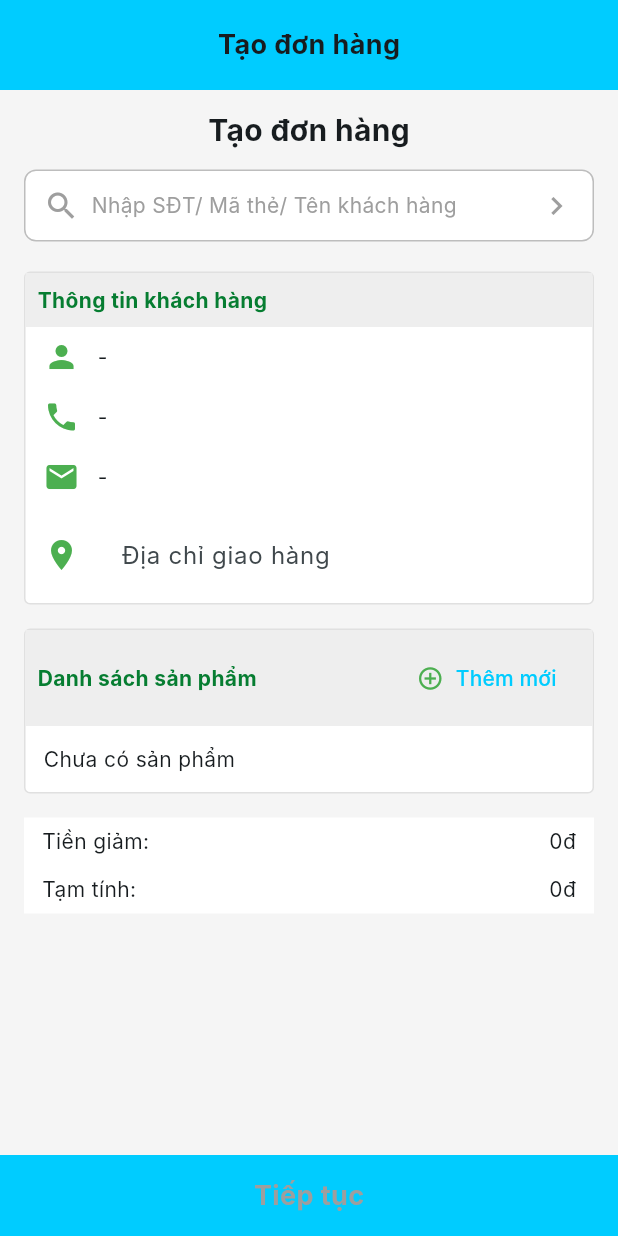
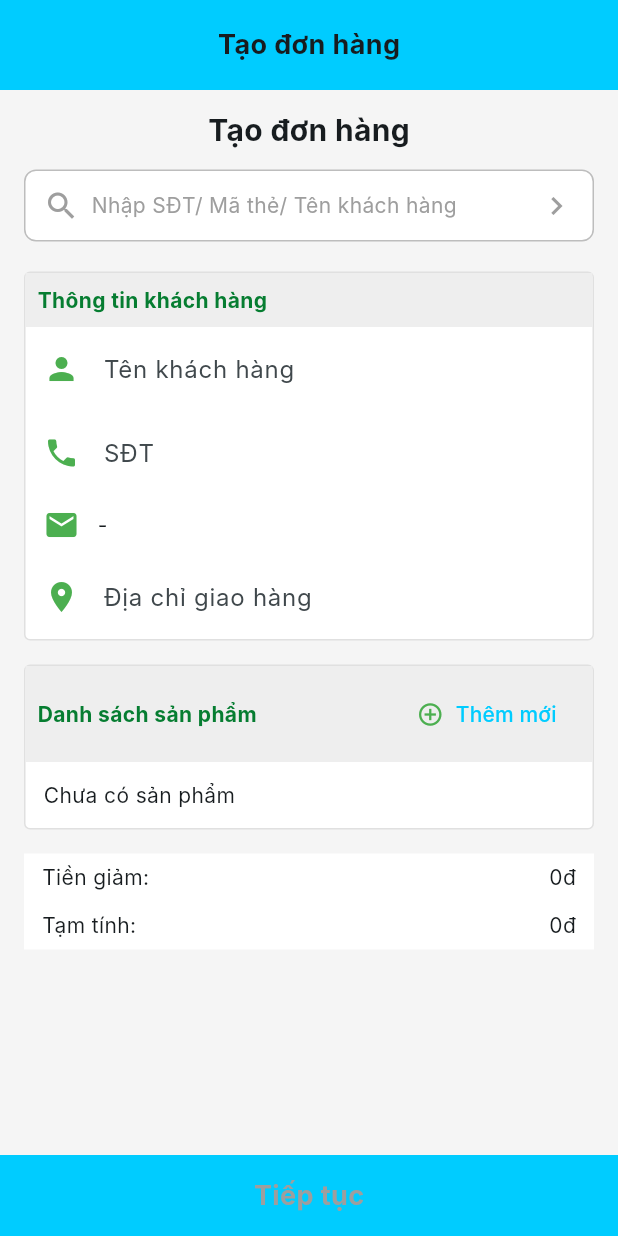
Before and after one commit to JAVaFAPT2/FlutterTest1, a Flutter app: the CheckoutPage screen opened directly, on a phone screen of 412 x 824 dp. Run offline on Flutter 3.47's test engine with Material 3 defaults, Android fonts, the phone set to English and light mode, and no system bars; our stand-ins replace bloc, cached_network_image, cloud_firestore, dio, equatable, firebase_auth and 10 more; missing offline and left inert: dart_jsonwebtoken, postgres; accounts and stored records are empty; Roboto replaces fonts that are missing (Inter).

Commit message:
update ui

```diff
--- a/e_shoppe/analysis_options.yaml
+++ b/e_shoppe/analysis_options.yaml
@@ -21,8 +21,10 @@ linter:
   # `// ignore_for_file: name_of_lint` syntax on the line or in the file
   # producing the lint.
   rules:
-    # avoid_print: false  # Uncomment to disable the `avoid_print` rule
-    # prefer_single_quotes: true  # Uncomment to enable the `prefer_single_quotes` rule
+    avoid_print: true
+    prefer_const_constructors: true
+    prefer_const_literals_to_create_immutables: true
+    always_use_package_imports: true
 
 # Downgrade noisy lints to allow CI to pass. Remove later when fixed.
 analyzer:
--- a/e_shoppe/lib/features/catalog/product_detail_page.dart
+++ b/e_shoppe/lib/features/catalog/product_detail_page.dart
@@ -5,6 +5,8 @@ import 'package:flutter_bloc/flutter_bloc.dart';
 import '../../data/models/product.dart';
 import '../cart/bloc/cart_bloc.dart';
 import '../cart/cart_page.dart';
+import '../../shared/utils/formatter.dart';
+import '../../theme/app_theme.dart';
 
 class ProductDetailPage extends StatelessWidget {
   const ProductDetailPage({super.key, required this.product});
@@ -30,11 +32,11 @@ class ProductDetailPage extends StatelessWidget {
             const SizedBox(height: 16),
             Text(product.title, style: Theme.of(context).textTheme.titleLarge),
             const SizedBox(height: 8),
-            Text('\$${product.price.toStringAsFixed(2)}',
+            Text(formatCurrency(product.price),
                 style: Theme.of(context)
                     .textTheme
                     .titleMedium
-                    ?.copyWith(color: Colors.green)),
+                    ?.copyWith(color: AppColors.green)),
             const SizedBox(height: 16),
             Text(product.description),
           ],
--- a/e_shoppe/lib/features/checkout/checkout_page.dart
+++ b/e_shoppe/lib/features/checkout/checkout_page.dart
@@ -15,6 +15,9 @@ import '../../shared/responsive.dart';
 import 'package:e_shoppe/features/order/customer_search_page.dart';
 import '../../data/models/user.dart';
 import '../order/riverpod/order_draft_provider.dart';
+import '../../data/repositories/auth_repository.dart';
+import '../../shared/utils/formatter.dart';
+import '../../shared/spacing.dart';
 
 class CheckoutPage extends ConsumerStatefulWidget {
   const CheckoutPage({super.key});
@@ -25,6 +28,8 @@ class CheckoutPage extends ConsumerStatefulWidget {
 
 class _CheckoutPageState extends ConsumerState<CheckoutPage> {
   final _addressController = TextEditingController();
+  final _nameController = TextEditingController();
+  final _phoneController = TextEditingController();
 
   @override
   void initState() {
@@ -47,6 +52,8 @@ class _CheckoutPageState extends ConsumerState<CheckoutPage> {
 
   @override
   void dispose() {
+    _nameController.dispose();
+    _phoneController.dispose();
     _addressController.dispose();
     super.dispose();
   }
@@ -69,11 +76,17 @@ class _CheckoutPageState extends ConsumerState<CheckoutPage> {
       }
     });
     final authState = context.watch<AuthBloc>().state;
-    if (authState.status == AuthStatus.authenticated &&
-        authState.user?.address != null &&
-        _addressController.text.isEmpty) {
-      // prefill the address only once so that user edits are preserved on rebuilds
-      _addressController.text = authState.user!.address!;
+    if (authState.status == AuthStatus.authenticated) {
+      final user = authState.user!;
+      if (_nameController.text.isEmpty && user.name != null) {
+        _nameController.text = user.name!;
+      }
+      if (_phoneController.text.isEmpty && user.phone != null) {
+        _phoneController.text = user.phone!;
+      }
+      if (_addressController.text.isEmpty && user.address != null) {
+        _addressController.text = user.address!;
+      }
     }
     return Scaffold(
       body: BlocBuilder<CartBloc, CartState>(
@@ -94,7 +107,7 @@ class _CheckoutPageState extends ConsumerState<CheckoutPage> {
                       ),
                       const SizedBox(height: 12),
                       Padding(
-                        padding: const EdgeInsets.symmetric(horizontal: 16),
+                        padding: Gaps.page,
                         child: Container(
                           height: 48,
                           decoration: BoxDecoration(
@@ -138,16 +151,19 @@ class _CheckoutPageState extends ConsumerState<CheckoutPage> {
                       ),
                       const SizedBox(height: 20),
                       Padding(
-                        padding: const EdgeInsets.symmetric(horizontal: 16),
+                        padding: Gaps.page,
                         child: SectionCard(
                           title: 'Thông tin khách hàng',
                           child: _CustomerInfoContent(
-                              addressController: _addressController),
+                            nameController: _nameController,
+                            phoneController: _phoneController,
+                            addressController: _addressController,
+                          ),
                         ),
                       ),
                       const SizedBox(height: 16),
                       Padding(
-                        padding: const EdgeInsets.symmetric(horizontal: 16),
+                        padding: Gaps.page,
                         child: SectionCard(
                           title: 'Danh sách sản phẩm',
                           trailing: TextButton.icon(
@@ -164,17 +180,17 @@ class _CheckoutPageState extends ConsumerState<CheckoutPage> {
                       ),
                       const SizedBox(height: 16),
                       Padding(
-                        padding: const EdgeInsets.symmetric(horizontal: 16),
+                        padding: Gaps.page,
                         child: Container(
                           color: Colors.white,
                           child: Column(
                             children: [
                               _TotalRow(
                                   label: 'Tiền giảm:',
-                                  value: _currency(state.totalDiscount)),
+                                  value: formatCurrency(state.totalDiscount)),
                               _TotalRow(
                                   label: 'Tạm tính:',
-                                  value: _currency(state.total)),
+                                  value: formatCurrency(state.total)),
                             ],
                           ),
                         ),
@@ -192,7 +208,17 @@ class _CheckoutPageState extends ConsumerState<CheckoutPage> {
                   child: GestureDetector(
                     onTap: state.items.isEmpty
                         ? null
-                        : () {
+                        : () async {
+                            // update profile with current inputs
+                            final repo = context.read<AuthRepository>();
+                            final updated = await repo.updateProfile(
+                              name: _nameController.text.trim(),
+                              address: _addressController.text.trim(),
+                              phone: _phoneController.text.trim(),
+                            );
+                            if (updated != null) {
+                              context.read<AuthBloc>().add(LoggedIn(updated));
+                            }
                             // Sync latest cart items into OrderDraft before proceeding
                             ref
                                 .read(orderDraftProvider.notifier)
@@ -230,8 +256,6 @@ class _CheckoutPageState extends ConsumerState<CheckoutPage> {
   }
 }
 
-String _currency(double val) => '${val.toStringAsFixed(0)}đ';
-
 class _TotalRow extends StatelessWidget {
   const _TotalRow({required this.label, required this.value});
 
@@ -251,8 +275,14 @@ class _TotalRow extends StatelessWidget {
 }
 
 class _CustomerInfoContent extends StatelessWidget {
-  const _CustomerInfoContent({required this.addressController});
+  const _CustomerInfoContent({
+    required this.nameController,
+    required this.phoneController,
+    required this.addressController,
+  });
 
+  final TextEditingController nameController;
+  final TextEditingController phoneController;
   final TextEditingController addressController;
 
   @override
@@ -262,8 +292,11 @@ class _CustomerInfoContent extends StatelessWidget {
     return Column(
       crossAxisAlignment: CrossAxisAlignment.stretch,
       children: [
-        _infoRow(icon: Icons.person, text: user?.name ?? ''),
-        _infoRow(icon: Icons.phone, text: user?.id ?? ''),
+        _editRow(
+            icon: Icons.person,
+            controller: nameController,
+            hint: 'Tên khách hàng'),
+        _editRow(icon: Icons.phone, controller: phoneController, hint: 'SĐT'),
         _infoRow(icon: Icons.email, text: user?.email ?? ''),
         Padding(
           padding: const EdgeInsets.symmetric(horizontal: 12, vertical: 8),
@@ -285,6 +318,31 @@ class _CustomerInfoContent extends StatelessWidget {
           ),
         ),
       ],
+    );
+  }
+
+  Widget _editRow(
+      {required IconData icon,
+      required TextEditingController controller,
+      required String hint}) {
+    return Padding(
+      padding: const EdgeInsets.symmetric(horizontal: 12, vertical: 8),
+      child: Row(
+        children: [
+          Icon(icon, color: Colors.green),
+          const SizedBox(width: 12),
+          Expanded(
+            child: TextField(
+              controller: controller,
+              decoration: InputDecoration(
+                hintText: hint,
+                isDense: true,
+                border: const OutlineInputBorder(borderSide: BorderSide.none),
+              ),
+            ),
+          ),
+        ],
+      ),
     );
   }
 
@@ -358,10 +416,11 @@ class _ProductRow extends StatelessWidget {
                         maxLines: 1,
                         overflow: TextOverflow.ellipsis,
                         style: const TextStyle(
-                            color: Colors.orange, fontWeight: FontWeight.bold)),
-                    Text(_currency(item.product.price),
+                            color: AppColors.orange,
+                            fontWeight: FontWeight.bold)),
+                    Text(formatCurrency(item.product.price),
                         style: const TextStyle(
-                            color: Colors.red, fontWeight: FontWeight.bold)),
+                            color: AppColors.red, fontWeight: FontWeight.bold)),
                   ],
                 ),
               ),
--- /dev/null
+++ b/e_shoppe/lib/shared/spacing.dart
@@ -0,0 +1,10 @@
+import 'package:flutter/material.dart';
+
+class Gaps {
+  Gaps._();
+
+  static const EdgeInsets page = EdgeInsets.symmetric(horizontal: 16);
+  static const EdgeInsets section = EdgeInsets.all(12);
+  static const EdgeInsets item =
+      EdgeInsets.symmetric(horizontal: 12, vertical: 8);
+}
--- /dev/null
+++ b/e_shoppe/lib/shared/utils/formatter.dart
@@ -0,0 +1,7 @@
+import 'package:intl/intl.dart';
+
+final _vnCurrency = NumberFormat('#,##0', 'vi_VN');
+
+String formatCurrency(num value) {
+  return '${_vnCurrency.format(value)}đ';
+}
--- a/e_shoppe/pubspec.yaml
+++ b/e_shoppe/pubspec.yaml
@@ -49,6 +49,7 @@ dependencies:
   cloud_firestore: ^4.15.9
   firebase_messaging: ^14.7.17
   firebase_storage: ^11.6.7
+  intl: ^0.19.0
 
   # Media picking
   image_picker: ^1.0.5
```
Also changed, not shown: cors.json (added, +11 -0 lines), e_shoppe/lib/features/cart/cart_page.dart (+12 -6 lines), e_shoppe/lib/features/profile/profile_page.dart (+63 -17 lines), e_shoppe/lib/theme/app_theme.dart (+15 -0 lines), e_shoppe/pubspec.lock.
